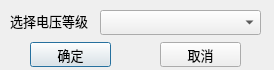
Qt form UI/selectPowerGrade.ui (rcswhuang/wfdbtool) before a commit.
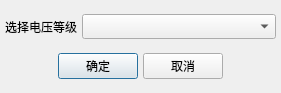
The same form after that commit. Icons and pictures are not drawn.

```diff
--- a/UI/selectPowerGrade.ui
+++ b/UI/selectPowerGrade.ui
@@ -6,8 +6,8 @@
    <rect>
     <x>0</x>
     <y>0</y>
-    <width>274</width>
-    <height>70</height>
+    <width>281</width>
+    <height>93</height>
    </rect>
   </property>
   <property name="minimumSize">
@@ -18,8 +18,8 @@
   </property>
   <property name="maximumSize">
    <size>
-    <width>274</width>
-    <height>70</height>
+    <width>16777215</width>
+    <height>16777215</height>
    </size>
   </property>
   <property name="windowTitle">
@@ -29,73 +29,111 @@
    <iconset resource="../mainwindow.qrc">
     <normaloff>:/image/config.png</normaloff>:/image/config.png</iconset>
   </property>
+  <layout class="QVBoxLayout" name="verticalLayout">
+   <property name="spacing">
+    <number>5</number>
+   </property>
+   <property name="leftMargin">
+    <number>5</number>
+   </property>
+   <property name="topMargin">
+    <number>5</number>
+   </property>
+   <property name="rightMargin">
+    <number>5</number>
+   </property>
+   <property name="bottomMargin">
+    <number>5</number>
+   </property>
+   <item>
+    <layout class="QHBoxLayout" name="horizontalLayout" stretch="1,5">
+     <item>
   <widget class="QLabel" name="label">
-   <property name="geometry">
-    <rect>
-     <x>10</x>
-     <y>6</y>
-     <width>81</width>
-     <height>30</height>
-    </rect>
-   </property>
    <property name="font">
     <font>
-     <family>微软雅黑</family>
-     <pointsize>10</pointsize>
+         <family>宋体</family>
+         <pointsize>9</pointsize>
     </font>
    </property>
    <property name="text">
     <string>选择电压等级</string>
    </property>
   </widget>
+     </item>
+     <item>
   <widget class="QComboBox" name="powerGradeCom">
-   <property name="geometry">
-    <rect>
-     <x>100</x>
-     <y>10</y>
-     <width>161</width>
+       <property name="minimumSize">
+        <size>
+         <width>0</width>
      <height>25</height>
-    </rect>
-   </property>
-  </widget>
+        </size>
+       </property>
+       <property name="font">
+        <font>
+         <family>宋体</family>
+        </font>
+       </property>
+      </widget>
+     </item>
+    </layout>
+   </item>
+   <item>
+    <layout class="QHBoxLayout" name="horizontalLayout_2">
+     <item>
+      <spacer name="horizontalSpacer">
+       <property name="orientation">
+        <enum>Qt::Horizontal</enum>
+       </property>
+       <property name="sizeHint" stdset="0">
+        <size>
+         <width>40</width>
+         <height>20</height>
+        </size>
+       </property>
+      </spacer>
+     </item>
+     <item>
   <widget class="QPushButton" name="okBtn">
-   <property name="geometry">
-    <rect>
-     <x>30</x>
-     <y>42</y>
-     <width>81</width>
-     <height>25</height>
-    </rect>
-   </property>
    <property name="font">
     <font>
-     <family>微软雅黑</family>
-     <pointsize>10</pointsize>
+         <family>宋体</family>
+         <pointsize>9</pointsize>
     </font>
    </property>
    <property name="text">
     <string>确定</string>
    </property>
   </widget>
+     </item>
+     <item>
   <widget class="QPushButton" name="cancelBtn">
-   <property name="geometry">
-    <rect>
-     <x>160</x>
-     <y>42</y>
-     <width>81</width>
-     <height>25</height>
-    </rect>
-   </property>
    <property name="font">
     <font>
-     <family>微软雅黑</family>
-     <pointsize>10</pointsize>
+         <family>宋体</family>
+         <pointsize>9</pointsize>
     </font>
    </property>
    <property name="text">
     <string>取消</string>
    </property>
   </widget>
+     </item>
+     <item>
+      <spacer name="horizontalSpacer_2">
+       <property name="orientation">
+        <enum>Qt::Horizontal</enum>
+       </property>
+       <property name="sizeHint" stdset="0">
+        <size>
+         <width>40</width>
+         <height>20</height>
+        </size>
+       </property>
+      </spacer>
+     </item>
+    </layout>
+   </item>
+  </layout>
  </widget>
  <resources>
   <include location="../mainwindow.qrc"/>
```
Lines whose indentation alone changed are shown as unchanged.
